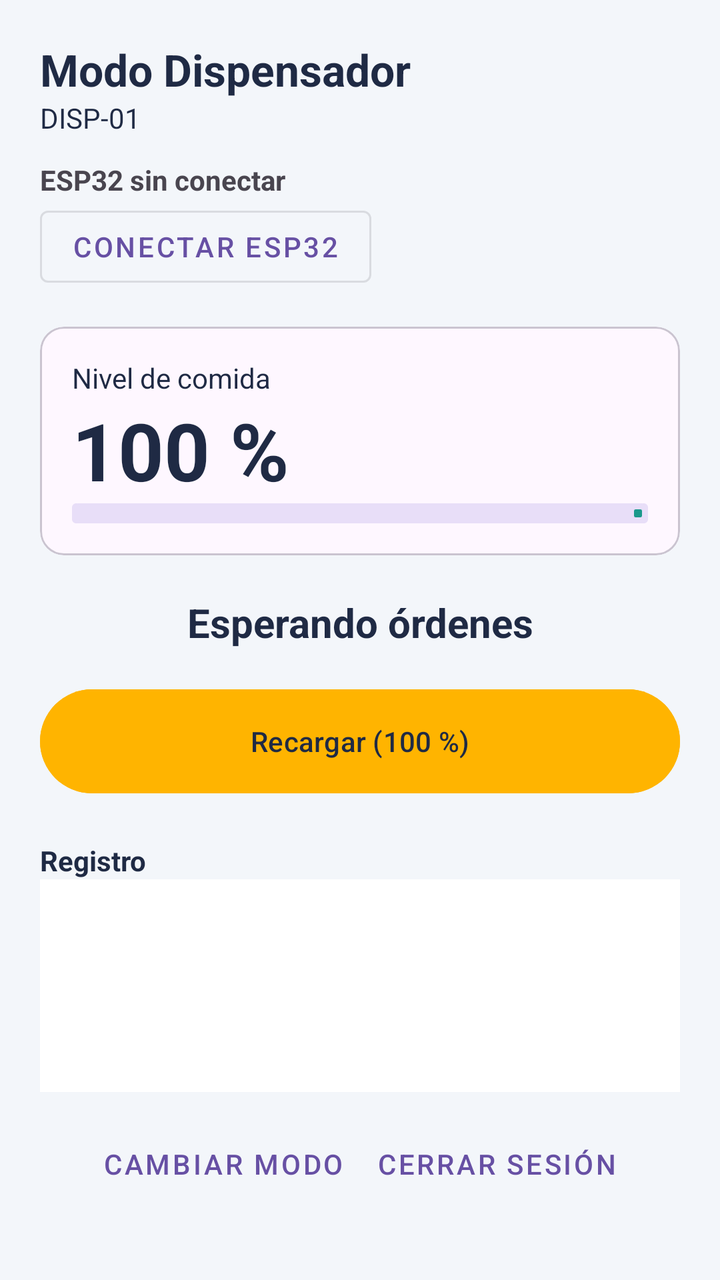
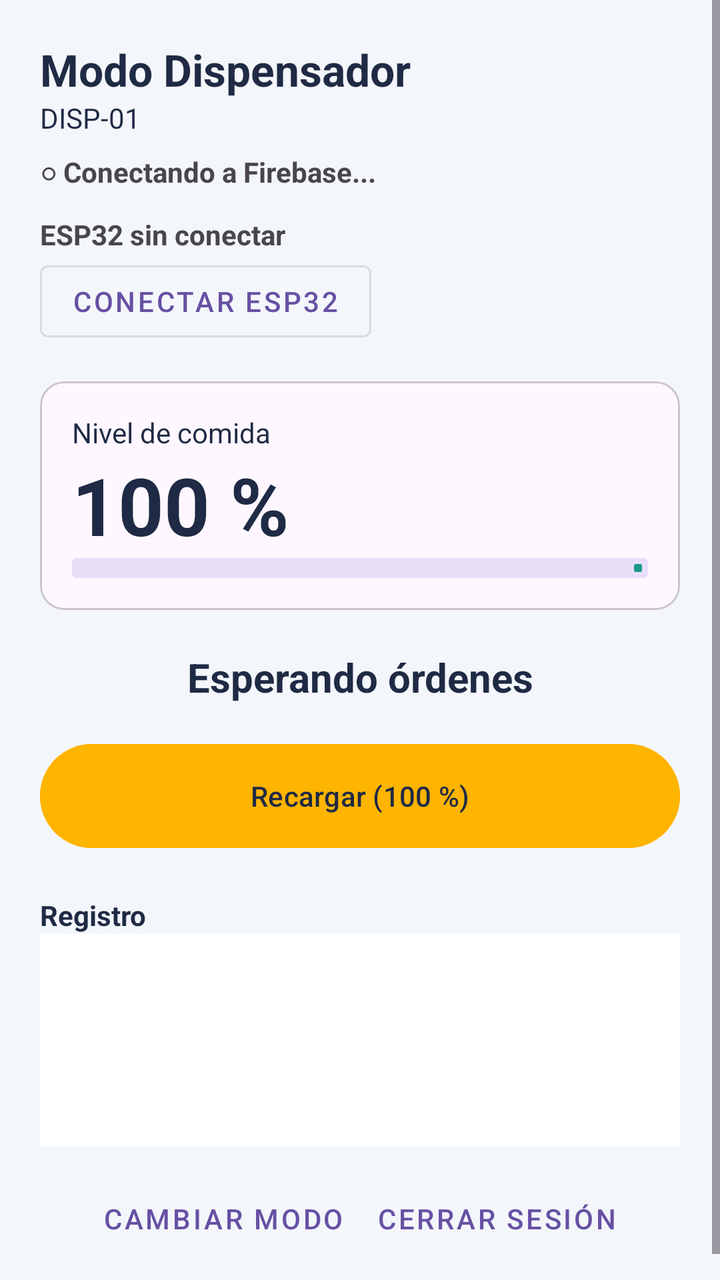

Screens rendered from an Android XML layout before and after an edit, with the pre-edit source and the edit as a unified diff.
<!-- AndroidManifest.xml: application theme Theme.Dispensador -->
<!-- res/layout/activity_dispensador.xml -->
<?xml version="1.0" encoding="utf-8"?>
<ScrollView xmlns:android="http://schemas.android.com/apk/res/android"
    xmlns:app="http://schemas.android.com/apk/res-auto"
    android:layout_width="match_parent"
    android:layout_height="match_parent"
    android:background="@color/fondo"
    android:fillViewport="true">

    <LinearLayout
        android:layout_width="match_parent"
        android:layout_height="wrap_content"
        android:orientation="vertical"
        android:padding="20dp">

        <TextView
            android:layout_width="wrap_content"
            android:layout_height="wrap_content"
            android:text="Modo Dispensador"
            android:textColor="@color/ink"
            android:textSize="22sp"
            android:textStyle="bold" />

        <TextView
            android:id="@+id/txtCodigo"
            android:layout_width="wrap_content"
            android:layout_height="wrap_content"
            android:text="DISP-01"
            android:textColor="@color/ink" />

        <TextView
            android:id="@+id/txtBluetooth"
            android:layout_width="wrap_content"
            android:layout_height="wrap_content"
            android:layout_marginTop="12dp"
            android:text="ESP32 sin conectar"
            android:textStyle="bold" />

        <com.google.android.material.button.MaterialButton
            android:id="@+id/btnConectar"
            style="@style/Widget.MaterialComponents.Button.OutlinedButton"
            android:layout_width="wrap_content"
            android:layout_height="wrap_content"
            android:text="Conectar ESP32" />

        <com.google.android.material.card.MaterialCardView
            android:layout_width="match_parent"
            android:layout_height="wrap_content"
            android:layout_marginTop="16dp"
            app:cardCornerRadius="12dp">

            <LinearLayout
                android:layout_width="match_parent"
                android:layout_height="wrap_content"
                android:orientation="vertical"
                android:padding="16dp">

                <TextView
                    android:layout_width="wrap_content"
                    android:layout_height="wrap_content"
                    android:text="Nivel de comida"
                    android:textColor="@color/ink" />

                <TextView
                    android:id="@+id/txtNivel"
                    android:layout_width="wrap_content"
                    android:layout_height="wrap_content"
                    android:text="100 %"
                    android:textColor="@color/ink"
                    android:textSize="40sp"
                    android:textStyle="bold" />

                <com.google.android.material.progressindicator.LinearProgressIndicator
                    android:id="@+id/progresoNivel"
                    android:layout_width="match_parent"
                    android:layout_height="wrap_content"
                    android:max="100"
                    android:progress="100"
                    app:indicatorColor="@color/teal"
                    app:trackThickness="10dp" />

                <TextView
                    android:id="@+id/txtBajo"
                    android:layout_width="match_parent"
                    android:layout_height="wrap_content"
                    android:layout_marginTop="8dp"
                    android:background="@color/alerta_fondo"
                    android:padding="8dp"
                    android:text="Queda poca comida. Recarga el dispensador."
                    android:textColor="@color/alerta"
                    android:visibility="gone" />
            </LinearLayout>
        </com.google.android.material.card.MaterialCardView>

        <TextView
            android:id="@+id/txtAccion"
            android:layout_width="match_parent"
            android:layout_height="wrap_content"
            android:layout_marginTop="20dp"
            android:gravity="center"
            android:text="Esperando órdenes"
            android:textColor="@color/ink"
            android:textSize="20sp"
            android:textStyle="bold" />

        <com.google.android.material.button.MaterialButton
            android:id="@+id/btnRecargar"
            android:layout_width="match_parent"
            android:layout_height="60dp"
            android:layout_marginTop="16dp"
            android:backgroundTint="@color/amber"
            android:text="Recargar (100 %)"
            android:textColor="@color/ink" />

        <TextView
            android:layout_width="wrap_content"
            android:layout_height="wrap_content"
            android:layout_marginTop="20dp"
            android:text="Registro"
            android:textColor="@color/ink"
            android:textStyle="bold" />

        <TextView
            android:id="@+id/txtLog"
            android:layout_width="match_parent"
            android:layout_height="wrap_content"
            android:background="#FFFFFF"
            android:fontFamily="monospace"
            android:minLines="6"
            android:padding="10dp"
            android:textColor="@color/ink"
            android:textSize="12sp" />

        <LinearLayout
            android:layout_width="match_parent"
            android:layout_height="wrap_content"
            android:layout_marginTop="12dp"
            android:gravity="center"
            android:orientation="horizontal">

            <com.google.android.material.button.MaterialButton
                android:id="@+id/btnCambiarModo"
                style="@style/Widget.MaterialComponents.Button.TextButton"
                android:layout_width="wrap_content"
                android:layout_height="wrap_content"
                android:text="Cambiar modo" />

            <com.google.android.material.button.MaterialButton
                android:id="@+id/btnSalir"
                style="@style/Widget.MaterialComponents.Button.TextButton"
                android:layout_width="wrap_content"
                android:layout_height="wrap_content"
                android:text="Cerrar sesión" />
        </LinearLayout>
    </LinearLayout>
</ScrollView>
<!-- resources referenced by this layout -->
<resources>
  <color name="alerta">#D64545</color>
  <color name="alerta_fondo">#FDECEC</color>
  <color name="amber">#FFB400</color>
  <color name="fondo">#F3F6FA</color>
  <color name="ink">#1F2A44</color>
  <color name="teal">#1B998B</color>
  <style name="Theme.Dispensador" parent="Base.Theme.Dispensador" />
  <style name="Base.Theme.Dispensador" parent="Theme.Material3.DayNight.NoActionBar">
          
          
      </style>
</resources>

<!-- the commit's change to res/layout/activity_dispensador.xml (unified diff, before → after) -->
@@ -26,6 +26,14 @@
             android:layout_height="wrap_content"
             android:text="DISP-01"
             android:textColor="@color/ink" />
+
+        <TextView
+            android:id="@+id/txtFirebase"
+            android:layout_width="wrap_content"
+            android:layout_height="wrap_content"
+            android:layout_marginTop="8dp"
+            android:text="○ Conectando a Firebase..."
+            android:textStyle="bold" />
 
         <TextView
             android:id="@+id/txtBluetooth"
